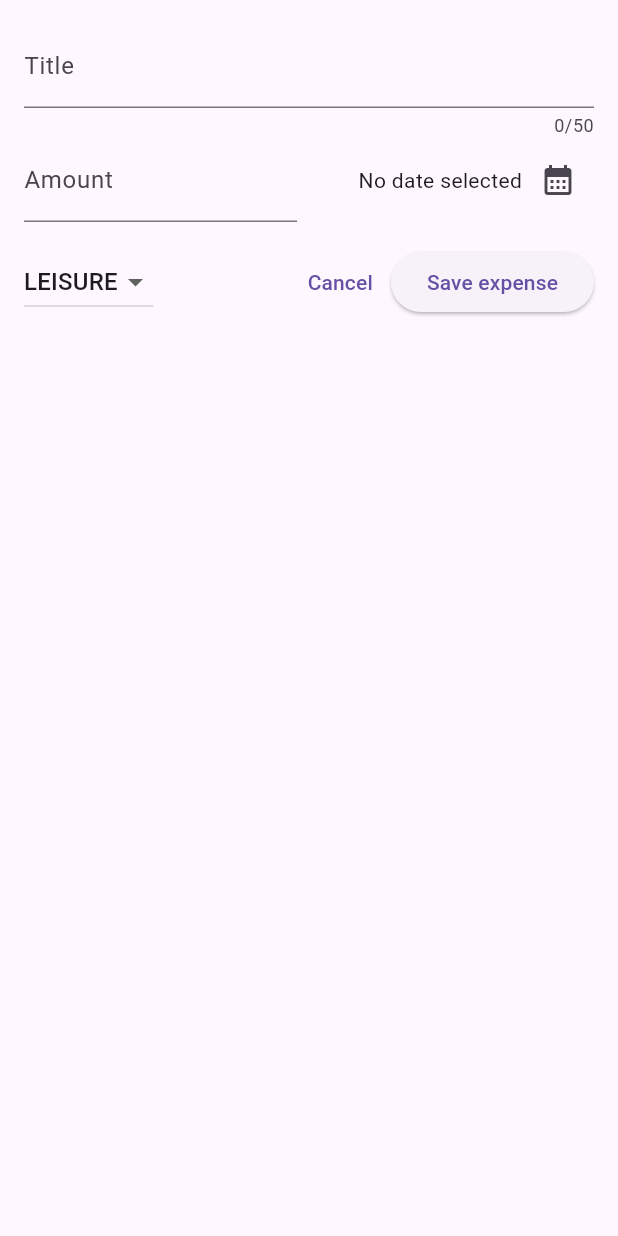
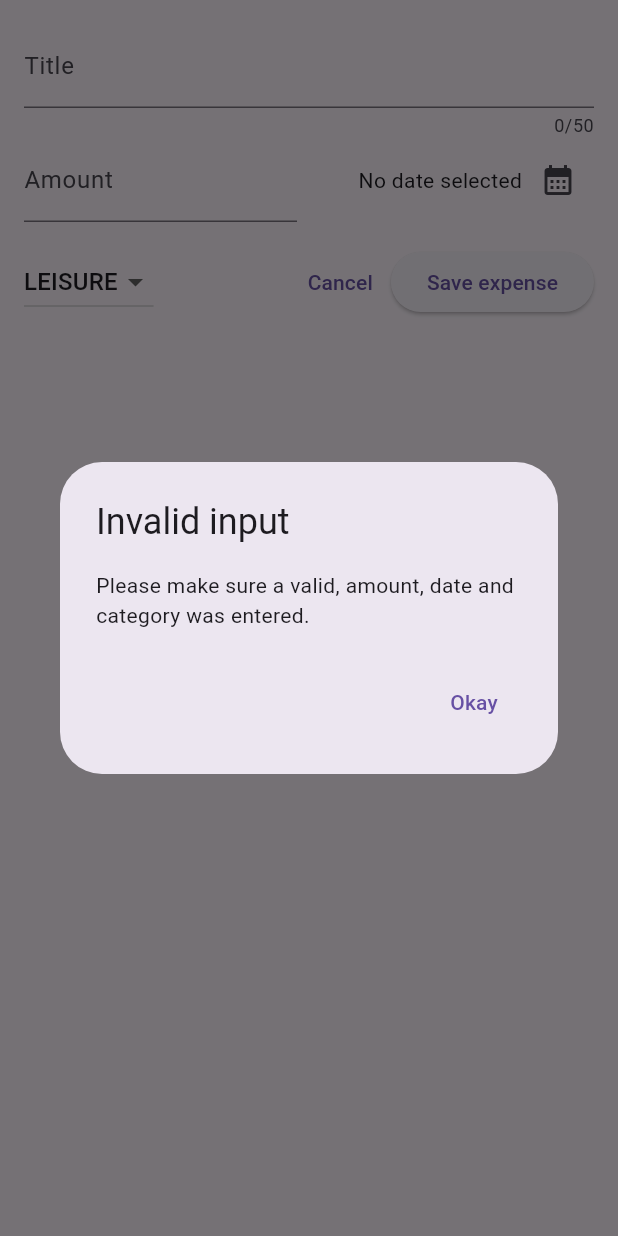
Before and after one commit to Lincxx/flutter-expense-tracker, a Flutter app: the NewExpense widget shown alone on an empty page, opened directly, after a tap on "Save expense", on a phone screen of 412 x 824 dp. Run offline on Flutter 3.47's test engine with Material 3 defaults, Android fonts, the phone set to English and light mode, and no system bars.

```diff
--- a/lib/widgets/new_expense.dart
+++ b/lib/widgets/new_expense.dart
@@ -39,7 +39,24 @@ class _NewExpenseState extends State<NewExpense> {
         amountIsInvalid ||
         _selectedDate == null) {
       // show error message
+      showDialog(
+        context: context,
+        builder: (ctx) => AlertDialog(
+          title: const Text('Invalid input'),
+          content: const Text(
+              'Please make sure a valid, amount, date and category was entered.'),
+          actions: [
+            TextButton(
+                onPressed: () {
+                  Navigator.pop(ctx);
+                },
+                child: const Text('Okay'))
+          ],
+        ),
+      );
+      return;
     }
+    //....
   }
 
   // delete the controller when not needed anymore
@@ -126,7 +143,7 @@ class _NewExpenseState extends State<NewExpense> {
                   child: const Text('Cancel')),
               ElevatedButton(
                   onPressed: () {
-                    _sumbitFormData;
+                    _sumbitFormData();
                   },
                   child: const Text('Save expense'))
             ],
```
